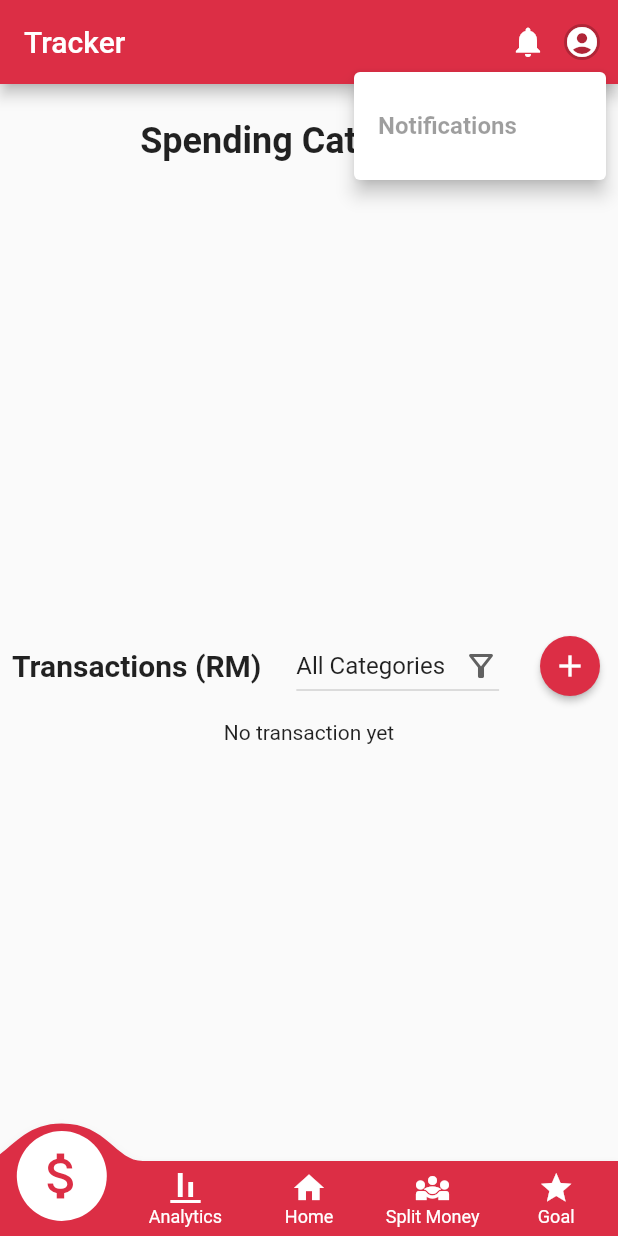
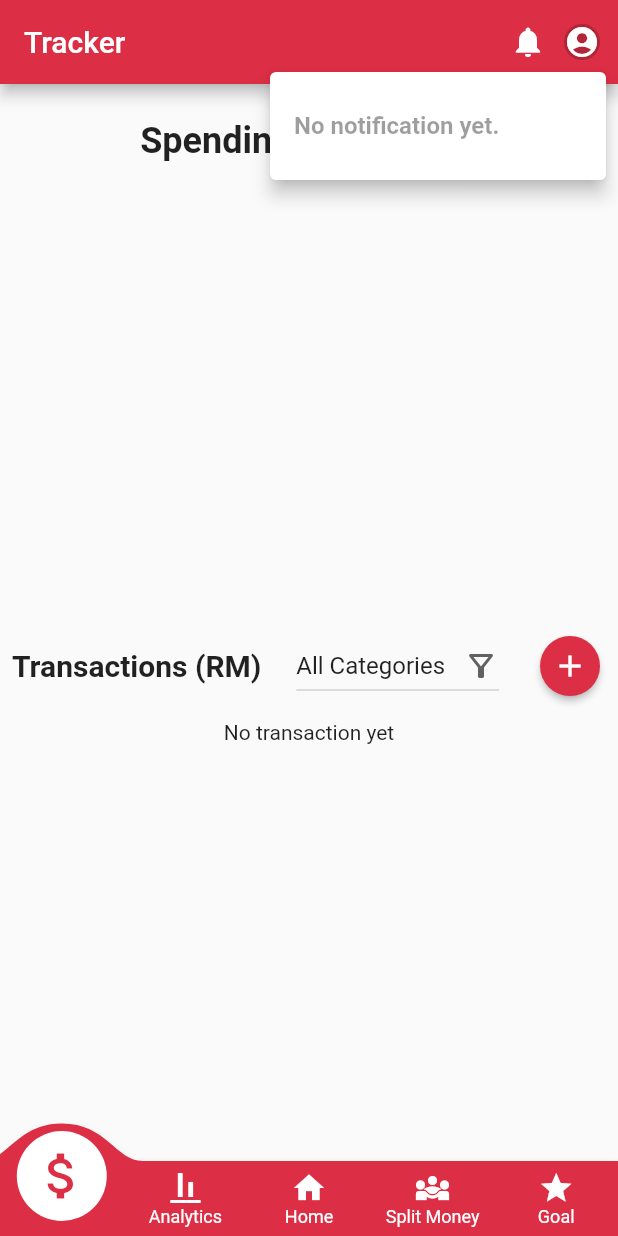
Before and after one commit to yiwan-21/FYP-Financial-app, a Flutter app: the Navigation screen opened by its route, after a tap on the "notifications" icon, on a phone screen of 412 x 824 dp. Run offline on Flutter 3.47's test engine with Material 2 defaults, Android fonts, the phone set to English and light mode, and no system bars; drawn by our look-alikes of convex_bottom_bar, fl_chart; our stand-ins replace cloud_firestore, firebase_auth, firebase_core, firebase_messaging, firebase_storage, image_picker and 1 more; accounts and stored records are empty; network calls fail.

Commit message:
fix constant notification date & read
Co-authored-by: Jocelyn Foo Xiao Yun <JoceFoo@users.noreply.github.com>

```diff
--- a/lib/constants/notification_type.dart
+++ b/lib/constants/notification_type.dart
@@ -4,4 +4,5 @@ class NotificationType {
   static const String NEW_GROUP_NOTIFICATION = 'NewGroupNotification';
   static const String NEW_CHAT_NOTIFICATION = 'NewChatNotification';
   static const String EXPIRING_GOAL_NOTIFICATION = 'ExpiringGoalNotification';
+  static const String REMOVE_FROM_GROUP_NOTIFICATION = 'RemoveFromGroupNotification';
 }
--- a/lib/models/notifications.dart
+++ b/lib/models/notifications.dart
@@ -10,20 +10,20 @@ import '../services/split_money_service.dart';
 class NotificationModel {
   final String title;
   final String message;
-  final DateTime time;
-  bool read;
+  final DateTime date;
+  final bool read;
   final Function navigateTo;
 
-  NotificationModel(this.title, this.message, this.time, this.read, this.navigateTo);
+  const NotificationModel(this.title, this.message, this.date, this.read, this.navigateTo);
 }
 
 class NewExpenseNotification extends NotificationModel {
-  NewExpenseNotification(groupID) :
+  NewExpenseNotification(groupID, date, read) :
   super(
     'New Group Expense',
     'You have a new group expense from ${SplitMoneyService.getGroupName(groupID)}',
-    DateTime.now(),
-    false,
+    date,
+    read,
     () {
       Provider.of<SplitMoneyProvider>(navigatorKey.currentContext!, listen: false).setNewSplitGroup(groupID);
       navigatorKey.currentState!.pushNamed(RouteName.splitMoneyGroup, arguments: {'id': groupID}).then((_) {
@@ -34,12 +34,12 @@ class NewExpenseNotification extends NotificationModel {
 }
 
 class ExpenseReminderNotification extends NotificationModel {
-  ExpenseReminderNotification(expenseID) :
+  ExpenseReminderNotification(expenseID, date, read) :
   super(
     'Group Expense to Settle',
     'You have a group expense to settle from ${SplitMoneyService.getExpenseName(expenseID)}.',
-    DateTime.now(),
-    false,
+    date,
+    read,
     () {
 
     },
@@ -47,12 +47,25 @@ class ExpenseReminderNotification extends NotificationModel {
 }
 
 class NewGroupNotification extends NotificationModel {
-  NewGroupNotification() :
+  NewGroupNotification(date, read) :
   super(
     'New Group',
     'You have been added to a new group.',
-    DateTime.now(),
-    false,
+    date,
+    read,
+    () {
+      Provider.of<NavigationProvider>(navigatorKey.currentContext!, listen: false).goToSplitMoney();
+    },
+  );
+}
+
+class RemoveFromGroupNotification extends NotificationModel {
+  RemoveFromGroupNotification(groupID, date, read) :
+  super(
+    'Removed from Group',
+    'You have been removed from ${SplitMoneyService.getGroupName(groupID)}.',
+    date,
+    read,
     () {
       Provider.of<NavigationProvider>(navigatorKey.currentContext!, listen: false).goToSplitMoney();
     },
@@ -60,12 +73,12 @@ class NewGroupNotification extends NotificationModel {
 }
 
 class NewChatNotification extends NotificationModel {
-  NewChatNotification(expenseID) :
+  NewChatNotification(expenseID, date, read) :
   super(
     'New Chat Message',
     'You have a new chat message from ${SplitMoneyService.getExpenseName(expenseID)}.',
-    DateTime.now(),
-    false,
+    date,
+    read,
     () {
       navigatorKey.currentState!.pushNamed(RouteName.splitMoneyExpense, arguments: {'id': expenseID})
       .then((mssg) {
@@ -80,12 +93,12 @@ class NewChatNotification extends NotificationModel {
 }
 
 class ExpiringGoalNotification extends NotificationModel {
-  ExpiringGoalNotification() :
+  ExpiringGoalNotification(date, read) :
   super(
     'Goal Expiring Soon',
     'Your goal is expiring soon.',
-    DateTime.now(),
-    false,
+    date,
+    read,
     () {
       Provider.of<NavigationProvider>(navigatorKey.currentContext!, listen: false).goToGoal();
     },
--- a/lib/pages/notification.dart
+++ b/lib/pages/notification.dart
@@ -32,43 +32,43 @@ class _NotificationMenuState extends State<NotificationMenu> {
             },
           );
         } else {
-          final notifications = snapshot.data == null ? [] : snapshot.data!.docs;
-          debugPrint('Notifications: ${notifications.length}');
+          final List<QueryDocumentSnapshot> notifications = snapshot.data == null ? [] : snapshot.data!.docs;
           return PopupMenuButton<NotificationModel>(
             position: PopupMenuPosition.under,
             offset: const Offset(30, 0),
             shape: RoundedRectangleBorder(borderRadius: BorderRadius.circular(4)),
             elevation: 5,
             icon: const Icon(Icons.notifications),
-            onSelected: (selected) {
-              debugPrint('Selected: ${selected.title}');
-              setState(() {
-                selected.read = true;
-              });
-              selected.navigateTo();
-            },
             itemBuilder: (context) {
               return [
-                const PopupMenuItem<NotificationModel>(
+                PopupMenuItem<NotificationModel>(
                   enabled: false,
                   child: ListTile(
                     title: Text(
-                      'Notifications',
-                      style: TextStyle(fontWeight: FontWeight.bold),
+                      notifications.isNotEmpty ? 'Notifications' : 'No notification yet.',
+                      style: const TextStyle(fontWeight: FontWeight.bold),
                     ),
                   ),
                 ),
 
                 ...notifications.map((doc) {
-                  final notification = NotificationService.getNotificationModel(doc['type'], id: doc['functionID']);
+                  final String type = doc['type'];
+                  final DateTime date = doc['createdAt'].toDate();
+                  final bool read = doc['read'];
+                  final String? functionID = doc['functionID'];
+                  final notification = NotificationService.getNotificationModel(type, date, read, functionID: functionID);
                   if (notification == null) {
                     return PopupMenuItem<NotificationModel>(
                       value: null,
                       child: Container(),
                     );
                   }
+
                   return PopupMenuItem<NotificationModel>(
-                    value: notification,
+                    onTap: () {
+                      NotificationService.markAsRead(doc.id);
+                      notification.navigateTo();
+                    },
                     child: Container(
                       margin: const EdgeInsets.symmetric(vertical: 5),
                       color: notification.read ? Colors.white : Colors.grey[100],
@@ -85,7 +85,7 @@ class _NotificationMenuState extends State<NotificationMenu> {
                             ),
                             const SizedBox(width: 20),
                             Text(
-                              notification.time.toString().substring(11, 16),
+                              notification.date.toString().substring(11, 16),
                               style: const TextStyle(fontSize: 16),
                             ),
                           ],
```
Also changed, not shown: lib/services/notification_service.dart (+18 -14 lines).
